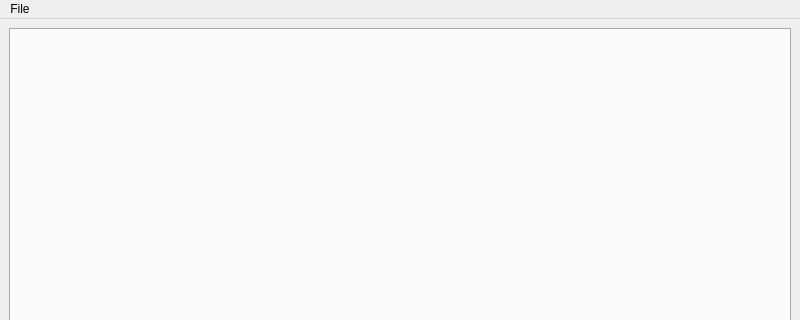
Qt form beams/ui/main_window.ui (pcdshub/BEAMS) before a commit; both pictures show x 0 to 800 and y 0 to 320 of the 800 by 600 pixel window.
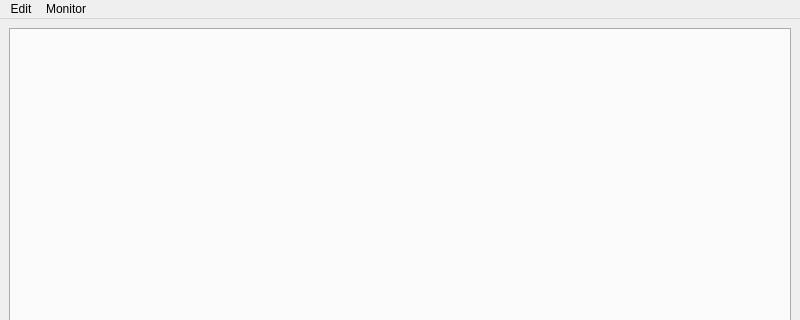
The same form after that commit.

Commit message: MNT/GUI: add save/open functionality to main window

What changed in the file:
```diff
--- a/beams/ui/main_window.ui
+++ b/beams/ui/main_window.ui
@@ -26,17 +26,25 @@
      <x>0</x>
      <y>0</y>
      <width>800</width>
-     <height>22</height>
+     <height>23</height>
     </rect>
    </property>
-   <widget class="QMenu" name="menuFile">
+   <widget class="QMenu" name="menuEdit">
     <property name="title">
-     <string>File</string>
+     <string>Edit</string>
     </property>
     <addaction name="action_open_file"/>
     <addaction name="action_save_file"/>
    </widget>
-   <addaction name="menuFile"/>
+   <widget class="QMenu" name="menuMonitor">
+    <property name="title">
+     <string>Monitor</string>
+    </property>
+    <addaction name="action_open_from_service"/>
+    <addaction name="action_config_connect"/>
+   </widget>
+   <addaction name="menuEdit"/>
+   <addaction name="menuMonitor"/>
   </widget>
   <widget class="QStatusBar" name="statusbar"/>
   <action name="action_open_file">
```
Left out of the diff: 20 changed lines with no effect on the pictures. The commit also changes 1 other file.
